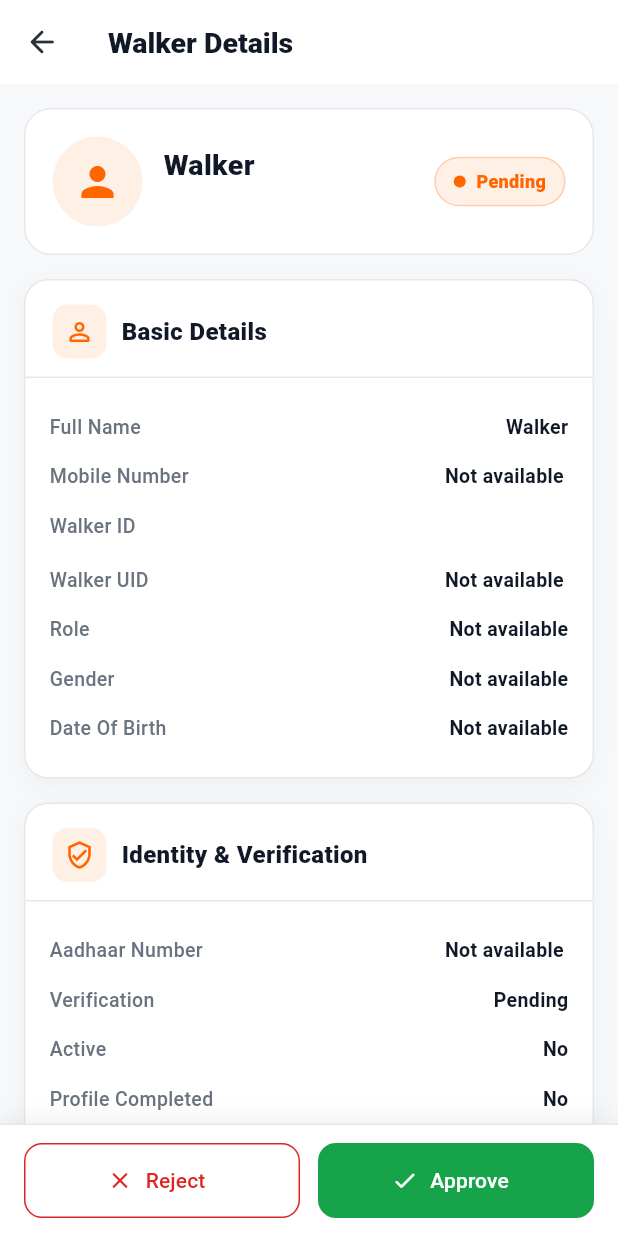
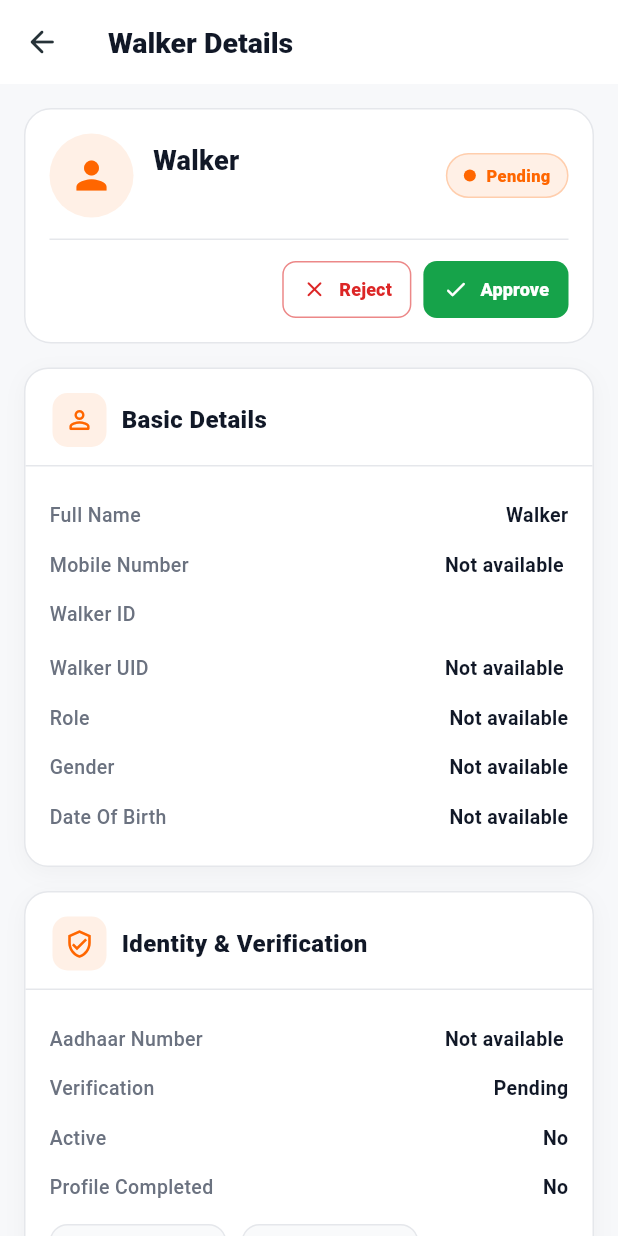
Before and after one commit to bapanrajbanshi9625-cell/Dojo-Admin-Dashboard-, a Flutter app: the WalkerDetailsScreen screen opened directly with empty values, on a phone screen of 412 x 824 dp. Run offline on Flutter 3.47's test engine with Material 3 defaults, Android fonts, the light colour scheme and no system bars; our stand-ins replace cloud_firestore, firebase_auth, firebase_core; accounts and stored records are empty.

Commit message:
Update walker_details_screen.dart

```diff
--- a/lib/features/walkers/widgets/walker_details_screen.dart
+++ b/lib/features/walkers/widgets/walker_details_screen.dart
@@ -8,21 +8,31 @@ class WalkerDetailsScreen extends StatelessWidget {
     required this.data,
     required this.onApprove,
     required this.onReject,
+    required this.onActivate,
+    required this.onDeactivate,
   });
 
   final DocumentSnapshot<Map<String, dynamic>> doc;
   final Map<String, dynamic> data;
+
   final VoidCallback onApprove;
   final VoidCallback onReject;
+  final VoidCallback onActivate;
+  final VoidCallback onDeactivate;
 
   static const Color orange = Color(0xFFFF6600);
   static const Color green = Color(0xFF16A34A);
   static const Color red = Color(0xFFDC2626);
+  static const Color blue = Color(0xFF2563EB);
   static const Color textDark = Color(0xFF111827);
   static const Color textGrey = Color(0xFF6B7280);
   static const Color border = Color(0xFFE5E7EB);
+  static const Color pageBg = Color(0xFFF7F8FA);
 
-  String _value(List<String> keys, {String fallback = 'Not available'}) {
+  String _value(
+    List<String> keys, {
+    String fallback = 'Not available',
+  }) {
     for (final key in keys) {
       final value = data[key];
 
@@ -47,7 +57,7 @@ class WalkerDetailsScreen extends StatelessWidget {
       }
 
       if (value != null) {
-        final text = value.toString().toLowerCase();
+        final text = value.toString().toLowerCase().trim();
 
         if (text == 'true' || text == '1') {
           return true;
@@ -70,7 +80,7 @@ class WalkerDetailsScreen extends StatelessWidget {
         'status',
       ],
       fallback: '',
-    ).toLowerCase();
+    ).toLowerCase().trim();
 
     if (status == 'approved') {
       return 'Approved';
@@ -101,6 +111,13 @@ class WalkerDetailsScreen extends StatelessWidget {
     }
 
     return 'Pending';
+  }
+
+  bool _isActive() {
+    return _bool([
+      'isActive',
+      'active',
+    ]);
   }
 
   Color _statusColor(String status) {
@@ -174,15 +191,19 @@ class WalkerDetailsScreen extends StatelessWidget {
                         ),
                       ),
                       IconButton(
+                        tooltip: 'Close',
                         onPressed: () {
                           Navigator.of(dialogContext).pop();
                         },
-                        icon: const Icon(Icons.close),
+                        icon: const Icon(Icons.close_rounded),
                       ),
                     ],
                   ),
                 ),
-                const Divider(height: 1),
+                const Divider(
+                  height: 1,
+                  color: border,
+                ),
                 Flexible(
                   child: Padding(
                     padding: const EdgeInsets.all(18),
@@ -207,7 +228,8 @@ class WalkerDetailsScreen extends StatelessWidget {
                               ),
                             );
                           },
-                          errorBuilder: (context, error, stackTrace) {
+                          errorBuilder:
+                              (context, error, stackTrace) {
                             return const SizedBox(
                               height: 350,
                               child: Center(
@@ -252,7 +274,7 @@ class WalkerDetailsScreen extends StatelessWidget {
     required IconData icon,
   }) {
     return InkWell(
-      borderRadius: BorderRadius.circular(14),
+      borderRadius: BorderRadius.circular(12),
       onTap: imageUrl.isEmpty
           ? null
           : () {
@@ -263,11 +285,11 @@ class WalkerDetailsScreen extends StatelessWidget {
               );
             },
       child: Container(
-        width: 125,
-        padding: const EdgeInsets.all(8),
+        width: 118,
+        padding: const EdgeInsets.all(7),
         decoration: BoxDecoration(
           color: const Color(0xFFF9FAFB),
-          borderRadius: BorderRadius.circular(14),
+          borderRadius: BorderRadius.circular(12),
           border: Border.all(
             color: border,
           ),
@@ -275,41 +297,41 @@ class WalkerDetailsScreen extends StatelessWidget {
         child: Column(
           children: [
             Container(
-              height: 100,
+              height: 82,
               width: double.infinity,
               decoration: BoxDecoration(
                 color: const Color(0xFFF3F4F6),
-                borderRadius: BorderRadius.circular(10),
+                borderRadius: BorderRadius.circular(9),
               ),
               child: imageUrl.isEmpty
                   ? Icon(
                       icon,
-                      size: 38,
+                      size: 34,
                       color: Colors.grey,
                     )
                   : ClipRRect(
-                      borderRadius: BorderRadius.circular(10),
+                      borderRadius: BorderRadius.circular(9),
                       child: Image.network(
                         imageUrl,
                         fit: BoxFit.cover,
                         errorBuilder:
                             (context, error, stackTrace) {
-                          return Icon(
+                          return const Icon(
                             Icons.broken_image_outlined,
-                            size: 38,
+                            size: 34,
                             color: Colors.grey,
                           );
                         },
                       ),
                     ),
             ),
-            const SizedBox(height: 8),
+            const SizedBox(height: 7),
             Text(
               title,
               maxLines: 1,
               overflow: TextOverflow.ellipsis,
               style: const TextStyle(
-                fontSize: 12,
+                fontSize: 11,
                 fontWeight: FontWeight.w700,
                 color: textDark,
               ),
@@ -319,9 +341,9 @@ class WalkerDetailsScreen extends StatelessWidget {
               const Text(
                 'Tap to view',
                 style: TextStyle(
-                  fontSize: 10,
+                  fontSize: 9,
                   color: orange,
-                  fontWeight: FontWeight.w600,
+                  fontWeight: FontWeight.w700,
                 ),
               ),
             ],
@@ -467,8 +489,8 @@ class WalkerDetailsScreen extends StatelessWidget {
 
     return Container(
       padding: const EdgeInsets.symmetric(
-        horizontal: 12,
-        vertical: 7,
+        horizontal: 11,
+        vertical: 6,
       ),
       decoration: BoxDecoration(
         color: color.withValues(alpha: 0.10),
@@ -493,12 +515,150 @@ class WalkerDetailsScreen extends StatelessWidget {
             status,
             style: TextStyle(
               color: color,
-              fontSize: 12,
+              fontSize: 11,
               fontWeight: FontWeight.w800,
             ),
           ),
         ],
       ),
+    );
+  }
+
+  Widget _actionButton({
+    required String label,
+    required IconData icon,
+    required Color color,
+    required VoidCallback onPressed,
+    bool filled = false,
+  }) {
+    if (filled) {
+      return SizedBox(
+        height: 38,
+        child: FilledButton.icon(
+          onPressed: onPressed,
+          icon: Icon(
+            icon,
+            size: 17,
+          ),
+          label: Text(
+            label,
+            style: const TextStyle(
+              fontSize: 12,
+              fontWeight: FontWeight.w800,
+            ),
+          ),
+          style: FilledButton.styleFrom(
+            backgroundColor: color,
+            foregroundColor: Colors.white,
+            padding: const EdgeInsets.symmetric(
+              horizontal: 13,
+            ),
+            shape: RoundedRectangleBorder(
+              borderRadius: BorderRadius.circular(9),
+            ),
+          ),
+        ),
+      );
+    }
+
+    return SizedBox(
+      height: 38,
+      child: OutlinedButton.icon(
+        onPressed: onPressed,
+        icon: Icon(
+          icon,
+          size: 17,
+        ),
+        label: Text(
+          label,
+          style: const TextStyle(
+            fontSize: 12,
+            fontWeight: FontWeight.w800,
+          ),
+        ),
+        style: OutlinedButton.styleFrom(
+          foregroundColor: color,
+          side: BorderSide(
+            color: color.withValues(alpha: 0.55),
+          ),
+          padding: const EdgeInsets.symmetric(
+            horizontal: 13,
+          ),
+          shape: RoundedRectangleBorder(
+            borderRadius: BorderRadius.circular(9),
+          ),
+        ),
+      ),
+    );
+  }
+
+  Widget _topActions() {
+    final status = _status();
+    final active = _isActive();
+
+    final List<Widget> buttons = [];
+
+    if (status == 'Pending') {
+      buttons.add(
+        _actionButton(
+          label: 'Reject',
+          icon: Icons.close_rounded,
+          color: red,
+          onPressed: onReject,
+        ),
+      );
+
+      buttons.add(
+        _actionButton(
+          label: 'Approve',
+          icon: Icons.check_rounded,
+          color: green,
+          onPressed: onApprove,
+          filled: true,
+        ),
+      );
+    } else if (status == 'Rejected') {
+      buttons.add(
+        _actionButton(
+          label: 'Approve',
+          icon: Icons.check_rounded,
+          color: green,
+          onPressed: onApprove,
+          filled: true,
+        ),
+      );
+    } else if (status == 'Approved') {
+      if (active) {
+        buttons.add(
+          _actionButton(
+            label: 'Deactivate ID',
+            icon: Icons.person_off_outlined,
+            color: red,
+            onPressed: onDeactivate,
+          ),
+        );
+      } else {
+        buttons.add(
+          _actionButton(
+            label: 'Activate ID',
+            icon: Icons.person_outline_rounded,
+            color: blue,
+            onPressed: onActivate,
+            filled: true,
+          ),
+        );
+      }
+    }
+
+    if (buttons.isEmpty) {
+      return const SizedBox.shrink();
+    }
+
+    return Wrap(
+      alignment: WrapAlignment.end,
+      spacing: 8,
+      runSpacing: 8,
+      children: buttons,
     );
   }
 
@@ -541,13 +701,10 @@ class WalkerDetailsScreen extends StatelessWidget {
     ]);
 
     final status = _status();
-    final isActive = _bool([
-      'isActive',
-      'active',
-    ]);
+    final isActive = _isActive();
 
     return Scaffold(
-      backgroundColor: const Color(0xFFF7F8FA),
+      backgroundColor: pageBg,
       appBar: AppBar(
         backgroundColor: Colors.white,
         surfaceTintColor: Colors.white,
@@ -570,50 +727,46 @@ class WalkerDetailsScreen extends StatelessWidget {
         ),
       ),
       body: SafeArea(
-        child: Column(
-          children: [
-            Expanded(
         child: SingleChildScrollView(
           padding: const EdgeInsets.fromLTRB(
             16,
             16,
             16,
-                  110,
+            30,
           ),
           child: Column(
-                  crossAxisAlignment:
-                      CrossAxisAlignment.start,
+            crossAxisAlignment: CrossAxisAlignment.start,
             children: [
               Container(
                 width: double.infinity,
-                      padding: const EdgeInsets.all(18),
+                padding: const EdgeInsets.all(16),
                 decoration: BoxDecoration(
                   color: Colors.white,
-                        borderRadius:
-                            BorderRadius.circular(18),
+                  borderRadius: BorderRadius.circular(18),
                   border: Border.all(
                     color: border,
                   ),
                 ),
-                      child: Row(
+                child: Column(
+                  children: [
+                    Row(
                       children: [
                         CircleAvatar(
-                            radius: 30,
+                          radius: 28,
                           backgroundColor:
                               orange.withValues(alpha: 0.10),
-                            backgroundImage:
-                                selfie.isNotEmpty
+                          backgroundImage: selfie.isNotEmpty
                               ? NetworkImage(selfie)
                               : null,
                           child: selfie.isEmpty
                               ? const Icon(
                                   Icons.person,
                                   color: orange,
-                                    size: 32,
+                                  size: 30,
                                 )
                               : null,
                         ),
-                          const SizedBox(width: 14),
+                        const SizedBox(width: 13),
                         Expanded(
                           child: Column(
                             crossAxisAlignment:
@@ -625,24 +778,26 @@ class WalkerDetailsScreen extends StatelessWidget {
                                 overflow:
                                     TextOverflow.ellipsis,
                                 style: const TextStyle(
-                                    fontSize: 19,
+                                  fontSize: 18,
                                   fontWeight:
                                       FontWeight.w800,
                                   color: textDark,
                                 ),
                               ),
-                                const SizedBox(height: 5),
+                              const SizedBox(height: 4),
                               Text(
                                 _value(
                                   [
                                     'Walker ID',
                                     'walkerId',
                                   ],
-                                    fallback:
-                                        doc.id,
+                                  fallback: doc.id,
                                 ),
+                                maxLines: 1,
+                                overflow:
+                                    TextOverflow.ellipsis,
                                 style: const TextStyle(
-                                    fontSize: 12,
+                                  fontSize: 11,
                                   color: textGrey,
                                   fontWeight:
                                       FontWeight.w600,
@@ -652,6 +807,27 @@ class WalkerDetailsScreen extends StatelessWidget {
                           ),
                         ),
                         _statusBadge(),
+                      ],
+                    ),
+
+                    const SizedBox(height: 14),
+
+                    const Divider(
+                      height: 1,
+                      color: border,
+                    ),
+
+                    const SizedBox(height: 14),
+
+                    Row(
+                      crossAxisAlignment:
+                          CrossAxisAlignment.start,
+                      children: [
+                        Expanded(
+                          child: _topActions(),
+                        ),
+                      ],
+                    ),
                   ],
                 ),
               ),
@@ -679,10 +855,13 @@ class WalkerDetailsScreen extends StatelessWidget {
                   ),
                   _row(
                     'Walker ID',
-                          _value([
+                    _value(
+                      [
                         'Walker ID',
                         'walkerId',
-                          ], fallback: doc.id),
+                      ],
+                      fallback: doc.id,
+                    ),
                     selectable: true,
                   ),
                   _row(
@@ -765,15 +944,13 @@ class WalkerDetailsScreen extends StatelessWidget {
                         _photoCard(
                           context,
                           title: 'Aadhaar Front',
-                                imageUrl:
-                                    aadhaarFront,
+                          imageUrl: aadhaarFront,
                           icon: Icons.credit_card,
                         ),
                         _photoCard(
                           context,
                           title: 'Aadhaar Back',
-                                imageUrl:
-                                    aadhaarBack,
+                          imageUrl: aadhaarBack,
                           icon: Icons.credit_card,
                         ),
                       ],
@@ -901,103 +1078,6 @@ class WalkerDetailsScreen extends StatelessWidget {
           ),
         ),
       ),
-
-            Container(
-              padding: const EdgeInsets.fromLTRB(
-                16,
-                12,
-                16,
-                12,
-              ),
-              decoration: BoxDecoration(
-                color: Colors.white,
-                border: const Border(
-                  top: BorderSide(
-                    color: border,
-                  ),
-                ),
-                boxShadow: [
-                  BoxShadow(
-                    color: Colors.black.withValues(
-                      alpha: 0.06,
-                    ),
-                    blurRadius: 12,
-                    offset: const Offset(0, -3),
-                  ),
-                ],
-              ),
-              child: Row(
-                children: [
-                  Expanded(
-                    child: OutlinedButton.icon(
-                      onPressed:
-                          status == 'Rejected'
-                              ? null
-                              : onReject,
-                      icon: const Icon(
-                        Icons.close_rounded,
-                      ),
-                      label: const Text(
-                        'Reject',
-                      ),
-                      style: OutlinedButton.styleFrom(
-                        foregroundColor: red,
-                        side: const BorderSide(
-                          color: red,
-                        ),
-                        minimumSize:
-                            const Size(
-                          0,
-                          50,
-                        ),
-                        shape:
-                            RoundedRectangleBorder(
-                          borderRadius:
-                              BorderRadius.circular(
-                            12,
-                          ),
-                        ),
-                      ),
-                    ),
-                  ),
-                  const SizedBox(width: 12),
-                  Expanded(
-                    child: FilledButton.icon(
-                      onPressed:
-                          status == 'Approved'
-                              ? null
-                              : onApprove,
-                      icon: const Icon(
-                        Icons.check_rounded,
-                      ),
-                      label: const Text(
-                        'Approve',
-                      ),
-                      style: FilledButton.styleFrom(
-                        backgroundColor: green,
-                        foregroundColor:
-                            Colors.white,
-                        minimumSize:
-                            const Size(
-                          0,
-                          50,
-                        ),
-                        shape:
-                            RoundedRectangleBorder(
-                          borderRadius:
-                              BorderRadius.circular(
-                            12,
-                          ),
-                        ),
-                      ),
-                    ),
-                  ),
-                ],
-              ),
-            ),
-          ],
-        ),
-      ),
     );
   }
 }
```
Lines whose indentation alone changed are shown as unchanged.
